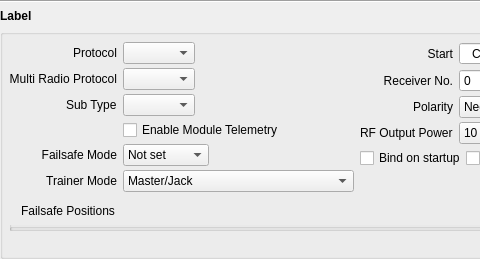
Before: the Qt Designer form companion/src/modeledit/setup_module.ui in opentx/opentx, drawn with Qt 5; both pictures show x 0 to 480 and y 0 to 259 of the 768 by 259 pixel window.
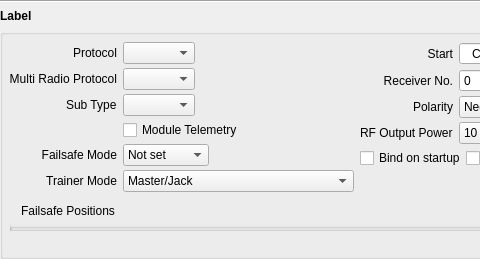
After: the same form once the commit is applied.

The edit to the form file:
```diff
--- a/companion/src/modeledit/setup_module.ui
+++ b/companion/src/modeledit/setup_module.ui
@@ -707,8 +707,14 @@
         </item>
         <item row="3" column="1">
          <widget class="QCheckBox" name="sportOut">
+          <property name="sizePolicy">
+           <sizepolicy hsizetype="Fixed" vsizetype="Fixed">
+            <horstretch>0</horstretch>
+            <verstretch>0</verstretch>
+           </sizepolicy>
+          </property>
           <property name="text">
-           <string>Enable Module Telemetry</string>
+           <string>Module Telemetry</string>
           </property>
          </widget>
         </item>
```
